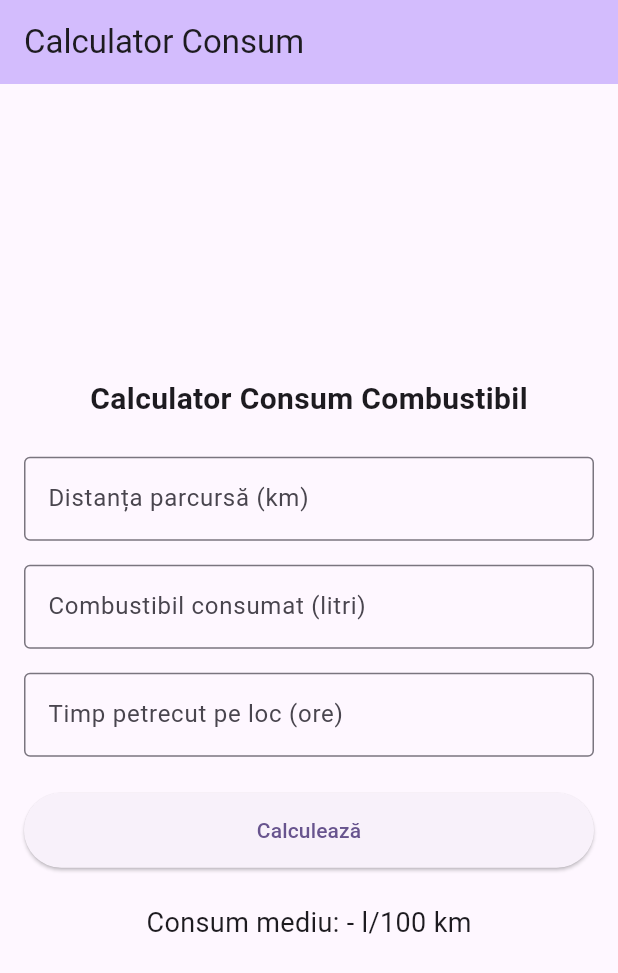
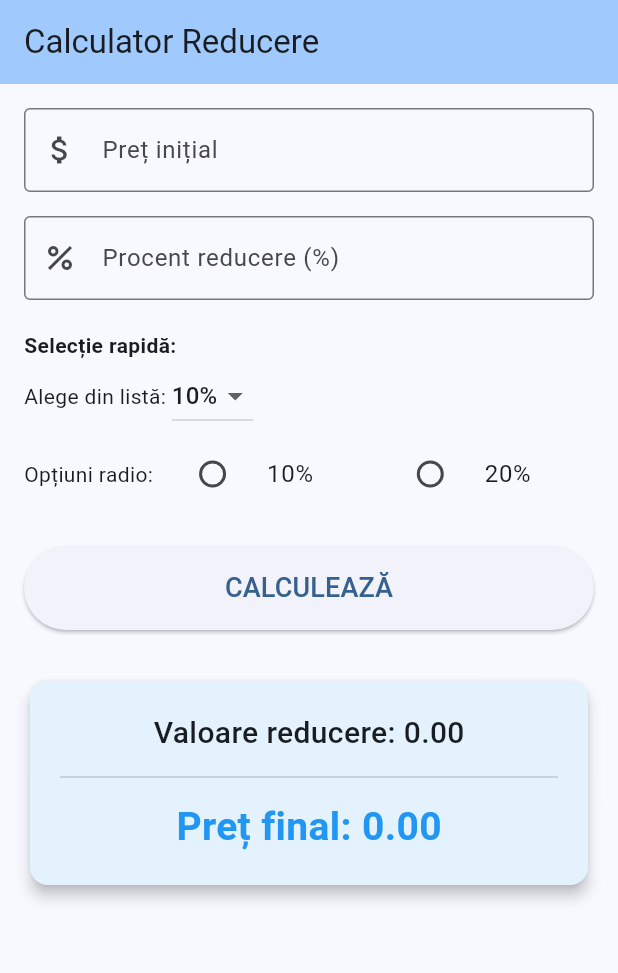
Before and after one commit to Valerian-arc/PAM_Laboratoare, a Flutter app: the screen it shows after launch, on a phone screen of 412 x 824 dp. Shown: the top 973 px of the screen. Run offline on Flutter 3.47's test engine with Material 3 defaults, Android fonts, the phone set to English and light mode, and no system bars.

```diff
--- a/lib/main.dart
+++ b/lib/main.dart
@@ -1,63 +1,48 @@
 import 'package:flutter/material.dart';
 
 void main() {
-  runApp(const MyApp());
+  runApp(const CalculatorApp());
 }
 
-class MyApp extends StatelessWidget {
-  const MyApp({super.key});
+class CalculatorApp extends StatelessWidget {
+  const CalculatorApp({super.key});
 
   @override
   Widget build(BuildContext context) {
     return MaterialApp(
-      title: 'Calculator Consum Combustibil',
+      title: 'Calculator de Reducere',
       theme: ThemeData(
-        colorScheme: ColorScheme.fromSeed(seedColor: Colors.deepPurple),
+        colorScheme: ColorScheme.fromSeed(seedColor: Colors.blue),
         useMaterial3: true,
       ),
-      home: const FuelCalculatorScreen(),
+      home: const DiscountCalculatorPage(),
     );
   }
 }
 
-class FuelCalculatorScreen extends StatefulWidget {
-  const FuelCalculatorScreen({super.key});
+class DiscountCalculatorPage extends StatefulWidget {
+  const DiscountCalculatorPage({super.key});
 
   @override
-  State<FuelCalculatorScreen> createState() => _FuelCalculatorScreenState();
+  State<DiscountCalculatorPage> createState() => _DiscountCalculatorPageState();
 }
 
-class _FuelCalculatorScreenState extends State<FuelCalculatorScreen> {
-  final TextEditingController _distanceController = TextEditingController();
-  final TextEditingController _fuelController = TextEditingController();
-  final TextEditingController _timeController = TextEditingController();
-  String _result = "Consum mediu: - l/100 km";
+class _DiscountCalculatorPageState extends State<DiscountCalculatorPage> {
+final TextEditingController _priceController = TextEditingController();
+final TextEditingController _discountController = TextEditingController();
 
-  void _calculateConsumption() {
-    final double? distance = double.tryParse(_distanceController.text);
-    final double? fuel = double.tryParse(_fuelController.text);
-    final double? time = double.tryParse(_timeController.text);
+double _discountValue = 0.0;
+double _finalPrice = 0.0;
+
+String _selectedFixedDiscount = '10%';
+
+void _calculate() {
+double price = double.tryParse(_priceController.text) ?? 0.0;
+double discountPercent = double.tryParse(_discountController.text) ?? 0.0;
 
 setState(() {
-      if (distance != null && fuel != null) {
-        if (distance > 0) {
-          // Cazul normal: mașina s-a mișcat
-          final double consumption = (fuel / distance) * 100;
-          _result = "Consum mediu: ${consumption.toStringAsFixed(2)} l/100 km";
-        } else if (distance == 0 && fuel > 0) {
-          // Cazul special: motor pornit pe loc
-          if (time != null && time > 0) {
-            final double consumptionPerHour = fuel / time;
-            _result = "Consum la oră: ${consumptionPerHour.toStringAsFixed(2)} l/h";
-          } else {
-            _result = "Introdu timpul (ore) pentru calculul l/h!";
-          }
-        } else if (distance == 0 && fuel == 0) {
-          _result = "Mașina este oprită.";
-        }
-      } else {
-        _result = "Vă rugăm să introduceți date valide!";
-      }
+_discountValue = (price * discountPercent) / 100;
+_finalPrice = price - _discountValue;
 });
 }
 
@@ -65,69 +50,121 @@ class _FuelCalculatorScreenState extends State<FuelCalculatorScreen> {
 Widget build(BuildContext context) {
 return Scaffold(
 appBar: AppBar(
-        title: const Text('Calculator Consum'),
+title: const Text('Calculator Reducere'),
 backgroundColor: Theme.of(context).colorScheme.inversePrimary,
 ),
-      body: Padding(
+body: SingleChildScrollView(
 padding: const EdgeInsets.all(16.0),
 child: Column(
-          mainAxisAlignment: MainAxisAlignment.center,
+crossAxisAlignment: CrossAxisAlignment.stretch,
 children: [
-            const Text(
-              'Calculator Consum Combustibil',
-              style: TextStyle(fontSize: 20, fontWeight: FontWeight.bold),
+TextField(
+controller: _priceController,
+keyboardType: TextInputType.number,
+decoration: const InputDecoration(
+labelText: 'Preț inițial',
+border: OutlineInputBorder(),
+prefixIcon: Icon(Icons.attach_money),
 ),
-            const SizedBox(height: 24),
-            TextField(
-              controller: _distanceController,
-              decoration: const InputDecoration(
-                labelText: 'Distanța parcursă (km)',
-                border: OutlineInputBorder(),
-              ),
-              keyboardType: const TextInputType.numberWithOptions(decimal: true),
 ),
 const SizedBox(height: 16),
 TextField(
-              controller: _fuelController,
+controller: _discountController,
+keyboardType: TextInputType.number,
 decoration: const InputDecoration(
-                labelText: 'Combustibil consumat (litri)',
+labelText: 'Procent reducere (%)',
 border: OutlineInputBorder(),
+prefixIcon: Icon(Icons.percent),
 ),
-              keyboardType: const TextInputType.numberWithOptions(decimal: true),
 ),
-            const SizedBox(height: 16),
-            TextField(
-              controller: _timeController,
-              decoration: const InputDecoration(
-                labelText: 'Timp petrecut pe loc (ore)',
-                border: OutlineInputBorder(),
+const SizedBox(height: 20),
+const Text('Selecție rapidă:',
+style: TextStyle(fontWeight: FontWeight.bold)),
+
+// DropdownButton
+Row(
+children: [
+const Text('Alege din listă: '),
+DropdownButton<String>(
+value: _selectedFixedDiscount,
+items: <String>['5%', '10%', '20%', '50%'].map((String value) {
+return DropdownMenuItem<String>(
+value: value,
+child: Text(value),
+);
+}).toList(),
+onChanged: (newValue) {
+setState(() {
+_selectedFixedDiscount = newValue!;
+_discountController.text = newValue.replaceAll('%', '');
+});
+},
 ),
-              keyboardType: const TextInputType.numberWithOptions(decimal: true),
+],
 ),
-            const SizedBox(height: 24),
+  // RadioButtons
+  Row(
+    children: [
+      const Text('Opțiuni radio: '),
+      Expanded(
+        child: RadioListTile<String>(
+          title: const Text('10%'),
+          value: '10',
+          groupValue: _discountController.text,
+          onChanged: (value) {
+            setState(() {
+              _discountController.text = value!;
+            });
+          },
+        ),
+      ),
+      Expanded(
+        child: RadioListTile<String>(
+          title: const Text('20%'),
+          value: '20',
+          groupValue: _discountController.text,
+          onChanged: (value) {
+            setState(() {
+              _discountController.text = value!;
+            });
+          },
+        ),
+      ),
+    ],
+  ),
+
+  const SizedBox(height: 20),
   ElevatedButton(
-              onPressed: _calculateConsumption,
+    onPressed: _calculate,
     style: ElevatedButton.styleFrom(
-                minimumSize: const Size.fromHeight(50),
+      padding: const EdgeInsets.symmetric(vertical: 15),
     ),
-              child: const Text('Calculează'),
+    child: const Text('CALCULEAZĂ', style: TextStyle(fontSize: 18)),
   ),
-            const SizedBox(height: 24),
+  const SizedBox(height: 30),
+  Card(
+    color: Colors.blue.shade50,
+    elevation: 4,
+    child: Padding(
+      padding: const EdgeInsets.all(20.0),
+      child: Column(
+        children: [
           Text(
-              _result,
-              style: const TextStyle(fontSize: 18),
+            'Valoare reducere: ${_discountValue.toStringAsFixed(2)}',
+            style: const TextStyle(fontSize: 20, fontWeight: FontWeight.w500),
+          ),
+          const Divider(height: 30),
+          Text(
+            'Preț final: ${_finalPrice.toStringAsFixed(2)}',
+            style: const TextStyle(fontSize: 26, fontWeight: FontWeight.bold, color: Colors.blue),
+          ),
+        ],
+      ),
+    ),
   ),
 ],
 ),
 ),
 );
 }
-
-  @override
-  void dispose() {
-    _distanceController.dispose();
-    _fuelController.dispose();
-    _timeController.dispose();
-    super.dispose();
 }
-}
```
Also changed, not shown: 1 other file. Lines whose indentation alone changed are shown as unchanged.
